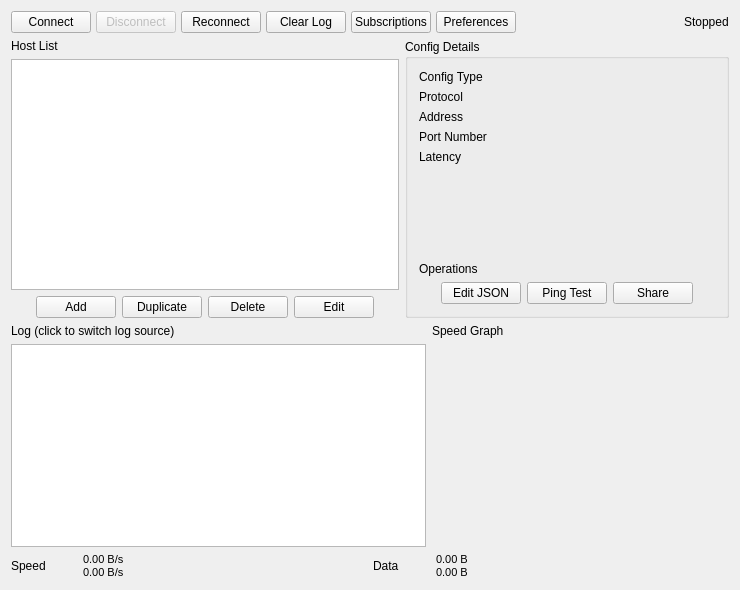
Qt form src/ui/w_MainWindow.ui (Qv2ray/Qv2ray) before a commit.
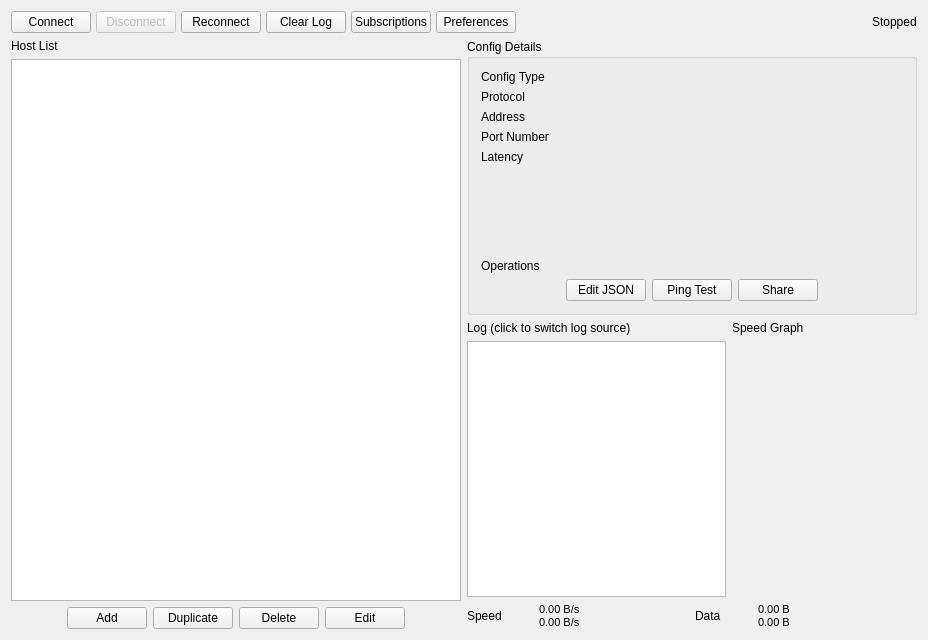
The same form after that commit.

Diff of the .ui file:
```diff
--- a/src/ui/w_MainWindow.ui
+++ b/src/ui/w_MainWindow.ui
@@ -6,8 +6,8 @@
    <rect>
     <x>0</x>
     <y>0</y>
-    <width>740</width>
-    <height>590</height>
+    <width>928</width>
+    <height>640</height>
    </rect>
   </property>
   <property name="sizePolicy">
@@ -38,7 +38,7 @@
      <height>530</height>
     </size>
    </property>
-   <layout class="QGridLayout" name="gridLayout_4" rowstretch="0,5,4,0" columnstretch="6,5">
+   <layout class="QGridLayout" name="gridLayout">
     <item row="0" column="0" colspan="2">
      <layout class="QHBoxLayout" name="horizontalLayout" stretch="1,1,0,1,0,0,0,0">
       <property name="spacing">
@@ -143,9 +143,6 @@
         <property name="verticalScrollMode">
          <enum>QAbstractItemView::ScrollPerPixel</enum>
         </property>
-        <property name="uniformRowHeights">
-         <bool>true</bool>
-        </property>
         <property name="sortingEnabled">
          <bool>true</bool>
         </property>
@@ -277,6 +274,8 @@
      </layout>
     </item>
     <item row="1" column="1">
+     <layout class="QVBoxLayout" name="verticalLayout_2">
+      <item>
      <widget class="QGroupBox" name="groupBox">
       <property name="title">
        <string>Config Details</string>
@@ -471,7 +470,7 @@
       </layout>
      </widget>
     </item>
-    <item row="2" column="0" colspan="2">
+      <item>
      <layout class="QGridLayout" name="gridLayout_3" rowstretch="0,1" columnstretch="7,5">
       <item row="0" column="0">
        <widget class="QLabel" name="logLabel">
@@ -495,7 +494,7 @@
       </item>
      </layout>
     </item>
-    <item row="3" column="0" colspan="2">
+      <item>
      <layout class="QHBoxLayout" name="horizontalLayout_6" stretch="1,1">
       <item>
        <layout class="QHBoxLayout" name="horizontalLayout_5">
@@ -612,6 +611,8 @@
            </size>
           </property>
          </spacer>
+          </item>
+         </layout>
         </item>
        </layout>
       </item>
```
Lines whose indentation alone changed are shown as unchanged.
